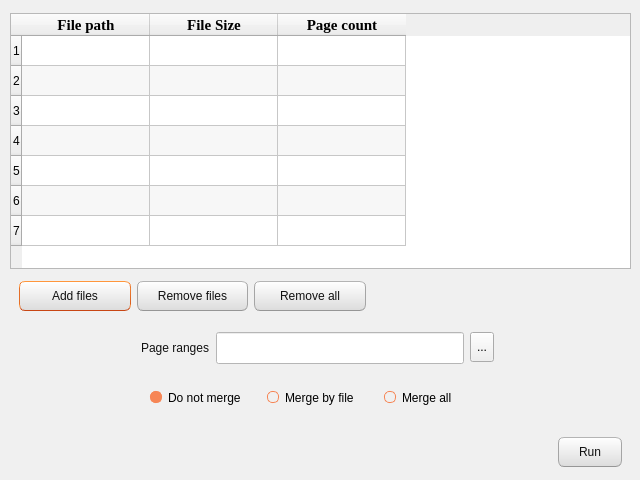
FATelarico/PDFutils, file gui/extract.ui: the form before one commit.
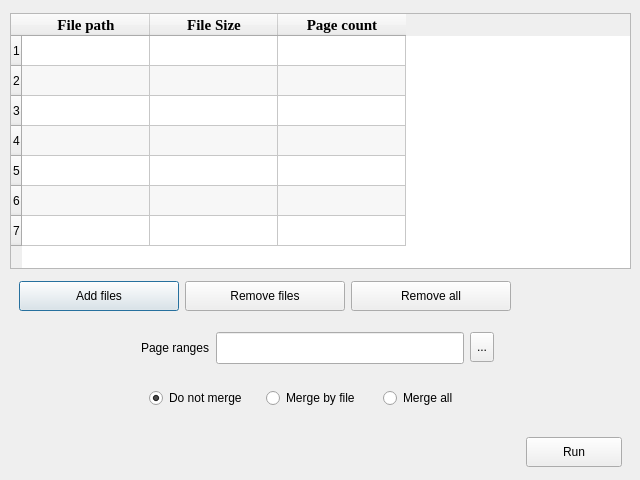
The form after the commit. Icons and pictures are not drawn.

What changed in the file:
```diff
--- a/gui/extract.ui
+++ b/gui/extract.ui
@@ -36,502 +36,7 @@
     <normaloff>:/media/extract.svg</normaloff>:/media/extract.svg</iconset>
   </property>
   <property name="styleSheet">
-   <string notr="true">/*
-Ubuntu Style Sheet for QT Applications
-Author: Jaime A. Quiroga P.
-Company: GTRONICK
-Last updated: 01/10/2021 (dd/mm/yyyy), 15:18.
-Available at: https://github.com/GTRONICK/QSS/blob/master/Ubuntu.qss
-*/
-QMainWindow {
-	background-color:#f0f0f0;
-}
-QCheckBox {
-	padding:2px;
-}
-QCheckBox:hover {
-	border:1px solid rgb(255,150,60);
-	border-radius:4px;
-	padding: 1px;
-	background-color:qlineargradient(spread:pad, x1:0.5, y1:1, x2:0.5, y2:0, stop:0 rgba(190, 90, 50, 50), stop:1 rgba(250, 130, 40, 50));
-}
-QCheckBox::indicator:checked {
-	border:1px solid rgb(246, 134, 86);
-	border-radius:4px;
-  	background-color:rgb(246, 134, 86)
-}
-QCheckBox::indicator:unchecked {
-	border-width:1px solid rgb(246, 134, 86);
-	border-radius:4px;
-  	background-color:rgb(255,255,255);
-}
-QColorDialog {
-	background-color:#f0f0f0;
-}
-QComboBox {
-	color:rgb(81,72,65);
-	background: #ffffff;
-}
-QComboBox:editable {
-	selection-color:rgb(81,72,65);
-	selection-background-color: #ffffff;
-}
-QComboBox QAbstractItemView {
-	selection-color: #ffffff;
-	selection-background-color: rgb(246, 134, 86);
-}
-QComboBox:!editable:on, QComboBox::drop-down:editable:on {
-	color:  #1e1d23;	
-}
-QDateTimeEdit, QDateEdit, QDoubleSpinBox, QFontComboBox {
-	color:rgb(81,72,65);
-	background-color: #ffffff;
-}
-
-QDialog {
-	background-color:#f0f0f0;
-}
-
-QLabel,QLineEdit {
-	color:rgb(17,17,17);
-}
-QLineEdit {
-	background-color:rgb(255,255,255);
-	selection-background-color:rgb(236,116,64);
-}
-QMenuBar {
-	color:rgb(223,219,210);
-	background-color:rgb(65,64,59);
-}
-QMenuBar::item {
-	padding-top:4px;
-	padding-left:4px;
-	padding-right:4px;
-	color:rgb(223,219,210);
-	background-color:rgb(65,64,59);
-}
-QMenuBar::item:selected {
-	color:rgb(255,255,255);
-	padding-top:2px;
-	padding-left:2px;
-	padding-right:2px;
-	border-top-width:2px;
-	border-left-width:2px;
-	border-right-width:2px;
-	border-top-right-radius:4px;
-	border-top-left-radius:4px;
-	border-style:solid;
-	background-color:rgb(65,64,59);
-	border-top-color: rgb(47,47,44);
-	border-right-color: qlineargradient(spread:pad, x1:0, y1:1, x2:1, y2:0, stop:0 rgba(90, 87, 78, 255), stop:1 rgba(47,47,44, 255));
-	border-left-color:  qlineargradient(spread:pad, x1:1, y1:0, x2:0, y2:0, stop:0 rgba(90, 87, 78, 255), stop:1 rgba(47,47,44, 255));
-}
-QMenu {
-	color:rgb(223,219,210);
-	background-color:rgb(65,64,59);
-}
-QMenu::item {
-	color:rgb(223,219,210);
-	padding:4px 10px 4px 20px;
-}
-QMenu::item:selected {
-	color:rgb(255,255,255);
-	background-color: qlineargradient(spread:pad, x1:0.5, y1:1, x2:0.5, y2:0, stop:0 rgba(225, 108, 54, 255), stop:1 rgba(246, 134, 86, 255));
-	border-style:solid;
-	border-width:3px;
-	padding:4px 7px 4px 17px;
-	border-bottom-color:qlineargradient(spread:pad, x1:0.5, y1:1, x2:0.5, y2:0, stop:0 rgba(175,85,48,255), stop:1 rgba(236,114,67, 255));
-	border-top-color:qlineargradient(spread:pad, x1:0.5, y1:1, x2:0.5, y2:0, stop:0 rgba(253,156,113,255), stop:1 rgba(205,90,46, 255));
-	border-right-color:qlineargradient(spread:pad, x1:0, y1:0.5, x2:1, y2:0.5, stop:0 rgba(253,156,113,255), stop:1 rgba(205,90,46, 255));
-	border-left-color:qlineargradient(spread:pad, x1:1, y1:0.5, x2:0, y2:0.5, stop:0 rgba(253,156,113,255), stop:1 rgba(205,90,46, 255));
-}
-QPlainTextEdit {
-	border: 1px solid transparent;
-	color:rgb(17,17,17);
-	selection-background-color:rgb(236,116,64);
-    background-color: #FFFFFF;
-}
-QProgressBar {
-	text-align: center;
-	color: rgb(0, 0, 0);
-	border: 1px inset rgb(150,150,150); 
-	border-radius: 10px;
-	background-color:rgb(221,221,219);
-}
-QProgressBar::chunk:horizontal {
-	background-color: qlineargradient(spread:pad, x1:0.5, y1:1, x2:0.5, y2:0, stop:0 rgba(225, 108, 54, 255), stop:1 rgba(246, 134, 86, 255));
-	border:1px solid;
-	border-radius:8px;
-	border-bottom-color:qlineargradient(spread:pad, x1:0.5, y1:1, x2:0.5, y2:0, stop:0 rgba(175,85,48,255), stop:1 rgba(236,114,67, 255));
-	border-top-color:qlineargradient(spread:pad, x1:0.5, y1:1, x2:0.5, y2:0, stop:0 rgba(253,156,113,255), stop:1 rgba(205,90,46, 255));
-	border-right-color:qlineargradient(spread:pad, x1:0, y1:0.5, x2:1, y2:0.5, stop:0 rgba(253,156,113,255), stop:1 rgba(205,90,46, 255));
-	border-left-color:qlineargradient(spread:pad, x1:1, y1:0.5, x2:0, y2:0.5, stop:0 rgba(253,156,113,255), stop:1 rgba(205,90,46, 255));
-}
-QPushButton{
-	color:rgb(17,17,17);
-	border-width: 1px;
-	border-radius: 6px;
-	border-bottom-color: rgb(150,150,150);
-	border-right-color: rgb(165,165,165);
-	border-left-color: rgb(165,165,165);
-	border-top-color: rgb(180,180,180);
-	border-style: solid;
-	padding: 4px;
-	background-color: qlineargradient(spread:pad, x1:0.5, y1:1, x2:0.5, y2:0, stop:0 rgba(220, 220, 220, 255), stop:1 rgba(255, 255, 255, 255));
-}
-QPushButton:hover{
-	color:rgb(17,17,17);
-	border-width: 1px;
-	border-radius:6px;
-	border-top-color: rgb(255,150,60);
-	border-right-color: qlineargradient(spread:pad, x1:0, y1:1, x2:1, y2:0, stop:0 rgba(200, 70, 20, 255), stop:1 rgba(255,150,60, 255));
-	border-left-color:  qlineargradient(spread:pad, x1:1, y1:0, x2:0, y2:0, stop:0 rgba(200, 70, 20, 255), stop:1 rgba(255,150,60, 255));
-	border-bottom-color: rgb(200,70,20);
-	border-style: solid;
-	padding: 2px;
-	background-color: qlineargradient(spread:pad, x1:0.5, y1:1, x2:0.5, y2:0, stop:0 rgba(220, 220, 220, 255), stop:1 rgba(255, 255, 255, 255));
-}
-QPushButton:default{
-	color:rgb(17,17,17);
-	border-width: 1px;
-	border-radius:6px;
-	border-top-color: rgb(255,150,60);
-	border-right-color: qlineargradient(spread:pad, x1:0, y1:1, x2:1, y2:0, stop:0 rgba(200, 70, 20, 255), stop:1 rgba(255,150,60, 255));
-	border-left-color:  qlineargradient(spread:pad, x1:1, y1:0, x2:0, y2:0, stop:0 rgba(200, 70, 20, 255), stop:1 rgba(255,150,60, 255));
-	border-bottom-color: rgb(200,70,20);
-	border-style: solid;
-	padding: 2px;
-	background-color: qlineargradient(spread:pad, x1:0.5, y1:1, x2:0.5, y2:0, stop:0 rgba(220, 220, 220, 255), stop:1 rgba(255, 255, 255, 255));
-}
-QPushButton:pressed{
-	color:rgb(17,17,17);
-	border-width: 1px;
-	border-radius: 6px;
-	border-width: 1px;
-	border-top-color: rgba(255,150,60,200);
-	border-right-color: qlineargradient(spread:pad, x1:0, y1:1, x2:1, y2:0, stop:0 rgba(200, 70, 20, 255), stop:1 rgba(255,150,60, 200));
-	border-left-color:  qlineargradient(spread:pad, x1:1, y1:0, x2:0, y2:0, stop:0 rgba(200, 70, 20, 255), stop:1 rgba(255,150,60, 200));
-	border-bottom-color: rgba(200,70,20,200);
-	border-style: solid;
-	padding: 2px;
-	background-color: qlineargradient(spread:pad, x1:0.5, y1:0, x2:0.5, y2:1, stop:0 rgba(220, 220, 220, 255), stop:1 rgba(255, 255, 255, 255));
-}
-QPushButton:disabled{
-	color:rgb(174,167,159);
-	border-width: 1px;
-	border-radius: 6px;
-	background-color: qlineargradient(spread:pad, x1:0.5, y1:1, x2:0.5, y2:0, stop:0 rgba(200, 200, 200, 255), stop:1 rgba(230, 230, 230, 255));
-}
-QRadioButton {
-	padding: 1px;
-}
-QRadioButton::indicator:checked {
-	height: 10px;
-	width: 10px;
-	border-style:solid;
-	border-radius:5px;
-	border-width: 1px;
-	border-color: rgba(246, 134, 86, 255);
-	color: #a9b7c6;
-	background-color:rgba(246, 134, 86, 255);
-}
-QRadioButton::indicator:!checked {
-	height: 10px;
-	width: 10px;
-	border-style:solid;
-	border-radius:5px;
-	border-width: 1px;
-	border-color: rgb(246, 134, 86);
-	color: #a9b7c6;
-	background-color: transparent;
-}
-QScrollArea {
-	color: white;
-	background-color:#f0f0f0;
-}
-QSlider::groove {
-	border-style: solid;
-	border-width: 1px;
-	border-color: rgb(207,207,207);
-}
-QSlider::groove:horizontal {
-	height: 5px;
-	background: rgb(246, 134, 86);
-}
-QSlider::groove:vertical {
-	width: 5px;
-	background: rgb(246, 134, 86);
-}
-QSlider::handle:horizontal {
-	background: rgb(253,253,253);
-	border-style: solid;
-	border-width: 1px;
-	border-color: rgb(207,207,207);
-	width: 12px;
-	margin: -5px 0;
-	border-radius: 7px;
-}
-QSlider::handle:vertical {
-	background: rgb(253,253,253);
-	border-style: solid;
-	border-width: 1px;
-	border-color: rgb(207,207,207);
-	height: 12px;
-	margin: 0 -5px;
-	border-radius: 7px;
-}
-QSlider::add-page:horizontal, QSlider::add-page:vertical {
- 	background: white;
-}
-QSlider::sub-page:horizontal, QSlider::sub-page:vertical {
-	background: rgb(246, 134, 86);
-}
-QStatusBar, QSpinBox {
-	color:rgb(81,72,65);
-}
-QSpinBox {
-	background-color: #ffffff;
-}
-QScrollBar:horizontal {
-	max-height: 20px;
-	border: 1px transparent;
-	margin: 0px 20px 0px 20px;
-}
-QScrollBar::handle:horizontal {
-	background: rgb(253,253,253);
-	border: 1px solid rgb(207,207,207);
-	border-radius: 7px;
-	min-width: 25px;
-}
-QScrollBar::handle:horizontal:hover {
-	background: rgb(253,253,253);
-	border: 1px solid rgb(255,150,60);
-	border-radius: 7px;
-	min-width: 25px;
-}
-QScrollBar::add-line:horizontal {
-  	border: 1px solid rgb(207,207,207);
-  	border-top-right-radius: 7px;
-  	border-top-left-radius: 7px;
-  	border-bottom-right-radius: 7px;
-  	background: rgb(255, 255, 255);
-  	width: 20px;
-  	subcontrol-position: right;
-  	subcontrol-origin: margin;
-}
-QScrollBar::add-line:horizontal:hover {
-  	border: 1px solid rgb(255,150,60);
-  	border-top-right-radius: 7px;
-  	border-top-left-radius: 7px;
-  	border-bottom-right-radius: 7px;
-  	background: rgb(255, 255, 255);
-  	width: 20px;
-  	subcontrol-position: right;
-  	subcontrol-origin: margin;
-}
-QScrollBar::add-line:horizontal:pressed {
-  	border: 1px solid grey;
-  	border-top-left-radius: 7px;
-  	border-top-right-radius: 7px;
-  	border-bottom-right-radius: 7px;
-  	background: rgb(231,231,231);
-  	width: 20px;
-  	subcontrol-position: right;
-  	subcontrol-origin: margin;
-}
-QScrollBar::sub-line:horizontal {
-  	border: 1px solid rgb(207,207,207);
-  	border-top-right-radius: 7px;
-  	border-top-left-radius: 7px;
-  	border-bottom-left-radius: 7px;
-  	background: rgb(255, 255, 255);
-  	width: 20px;
-  	subcontrol-position: left;
-  	subcontrol-origin: margin;
-}
-QScrollBar::sub-line:horizontal:hover {
-  	border: 1px solid rgb(255,150,60);
-  	border-top-right-radius: 7px;
-  	border-top-left-radius: 7px;
-  	border-bottom-left-radius: 7px;
-  	background: rgb(255, 255, 255);
-  	width: 20px;
-  	subcontrol-position: left;
-  	subcontrol-origin: margin;
-}
-QScrollBar::sub-line:horizontal:pressed {
-  	border: 1px solid grey;
-  	border-top-right-radius: 7px;
-  	border-top-left-radius: 7px;
-  	border-bottom-left-radius: 7px;
-  	background: rgb(231,231,231);
-  	width: 20px;
-  	subcontrol-position: left;
-  	subcontrol-origin: margin;
-}
-QScrollBar::left-arrow:horizontal {
-  	border: 1px transparent grey;
-  	border-top-left-radius: 3px;
-  	border-bottom-left-radius: 3px;
-  	width: 6px;
-  	height: 6px;
-  	background: rgb(230,230,230);
-}
-QScrollBar::right-arrow:horizontal {
-	border: 1px transparent grey;
-	border-top-right-radius: 3px;
-	border-bottom-right-radius: 3px;
-  	width: 6px;
-  	height: 6px;
- 	background: rgb(230,230,230);
-}
-QScrollBar::add-page:horizontal, QScrollBar::sub-page:horizontal {
- 	background: none;
-} 
-QScrollBar:vertical {
-	max-width: 20px;
-	border: 1px transparent grey;
-	margin: 20px 0px 20px 0px;
-}
-QScrollBar::add-line:vertical {
-	border: 1px solid;
-	border-color: rgb(207,207,207);
-	border-bottom-right-radius: 7px;
-	border-bottom-left-radius: 7px;
-	border-top-left-radius: 7px;
-	background: rgb(255, 255, 255);
-  	height: 20px;
-  	subcontrol-position: bottom;
-  	subcontrol-origin: margin;
-}
-QScrollBar::add-line:vertical:hover {
-  	border: 1px solid;
-  	border-color: rgb(255,150,60);
-  	border-bottom-right-radius: 7px;
-  	border-bottom-left-radius: 7px;
-  	border-top-left-radius: 7px;
-  	background: rgb(255, 255, 255);
-  	height: 20px;
-  	subcontrol-position: bottom;
-  	subcontrol-origin: margin;
-}
-QScrollBar::add-line:vertical:pressed {
-  	border: 1px solid grey;
-  	border-bottom-left-radius: 7px;
-  	border-bottom-right-radius: 7px;
-  	border-top-left-radius: 7px;
-  	background: rgb(231,231,231);
-  	height: 20px;
-  	subcontrol-position: bottom;
-  	subcontrol-origin: margin;
-}
-QScrollBar::sub-line:vertical {
-  	border: 1px solid rgb(207,207,207);
-  	border-top-right-radius: 7px;
-  	border-top-left-radius: 7px;
-  	border-bottom-left-radius: 7px;
-  	background: rgb(255, 255, 255);
-  	height: 20px;
-  	subcontrol-position: top;
-  	subcontrol-origin: margin;
-}
-QScrollBar::sub-line:vertical:hover {
-  	border: 1px solid rgb(255,150,60);
-  	border-top-right-radius: 7px;
-  	border-top-left-radius: 7px;
-  	border-bottom-left-radius: 7px;
-	background: rgb(255, 255, 255);
-  	height: 20px;
-  	subcontrol-position: top;
-  	subcontrol-origin: margin;
-}
-QScrollBar::sub-line:vertical:pressed {
-  	border: 1px solid grey;
-  	border-top-left-radius: 7px;
-  	border-top-right-radius: 7px;
-  	background: rgb(231,231,231);
- 	height: 20px;
-  	subcontrol-position: top;
-  	subcontrol-origin: margin;
-}
-QScrollBar::handle:vertical {
-	background: rgb(253,253,253);
-	border: 1px solid rgb(207,207,207);
-	border-radius: 7px;
-	min-height: 25px;
-}
-QScrollBar::handle:vertical:hover {
-	background: rgb(253,253,253);
-	border: 1px solid rgb(255,150,60);
-	border-radius: 7px;
-	min-height: 25px;
-}
-QScrollBar::up-arrow:vertical {
-	border: 1px transparent grey;
-  	border-top-left-radius: 3px;
-	border-top-right-radius: 3px;
-  	width: 6px;
-  	height: 6px;
-  	background: rgb(230,230,230);
-}
-QScrollBar::down-arrow:vertical {
-  	border: 1px transparent grey;
-  	border-bottom-left-radius: 3px;
-  	border-bottom-right-radius: 3px;
-  	width: 6px;
-  	height: 6px;
-  	background: rgb(230,230,230);
-}
-QScrollBar::add-page:vertical, QScrollBar::sub-page:vertical {
-  	background: none;
-}
-QTabWidget {
-	color:rgb(0,0,0);
-	background-color:rgb(247,246,246);
-}
-QTabWidget::pane {
-	border-color: rgb(180,180,180);
-	background-color:rgb(247,246,246);
-	border-style: solid;
-	border-width: 1px;
-  	border-radius: 6px;
-}
-QTabBar::tab {
-	padding-left:4px;
-	padding-right:4px;
-	padding-bottom:2px;
-	padding-top:2px;
-	color:rgb(81,72,65);
-  	background-color: qlineargradient(spread:pad, x1:0.5, y1:1, x2:0.5, y2:0, stop:0 rgba(221,218,217,255), stop:1 rgba(240,239,238,255));
-	border-style: solid;
-	border-width: 1px;
-  	border-top-right-radius:4px;
-	border-top-left-radius:4px;
-	border-top-color: rgb(180,180,180);
-	border-left-color: rgb(180,180,180);
-	border-right-color: rgb(180,180,180);
-	border-bottom-color: transparent;
-}
-QTabBar::tab:selected, QTabBar::tab:last:selected, QTabBar::tab:hover {
-  	background-color:rgb(247,246,246);
-  	margin-left: 0px;
-  	margin-right: 1px;
-}
-QTabBar::tab:!selected {
-	margin-top: 1px;
-	margin-right: 1px;
-}
-QTextEdit {
-	border-width: 1px;
-	border-style: solid;
-	border-color:transparent;
-	color:rgb(17,17,17);
-	selection-background-color:rgb(236,116,64);
-}
-QTimeEdit, QToolBox, QToolBox::tab, QToolBox::tab:selected {
-	color:rgb(81,72,65);
-	background-color: #ffffff;
-}</string>
+   <string notr="true"/>
   </property>
   <widget class="QWidget" name="layoutWidget">
    <property name="geometry">
@@ -672,13 +177,13 @@
         <widget class="QPushButton" name="btn25a">
          <property name="minimumSize">
           <size>
-           <width>96</width>
+           <width>160</width>
            <height>24</height>
           </size>
          </property>
          <property name="maximumSize">
           <size>
-           <width>128</width>
+           <width>256</width>
            <height>32</height>
           </size>
          </property>
@@ -698,13 +203,13 @@
         <widget class="QPushButton" name="btn25b">
          <property name="minimumSize">
           <size>
-           <width>96</width>
+           <width>160</width>
            <height>24</height>
           </size>
          </property>
          <property name="maximumSize">
           <size>
-           <width>128</width>
+           <width>256</width>
            <height>32</height>
           </size>
          </property>
@@ -721,13 +226,13 @@
         <widget class="QPushButton" name="btn25c">
          <property name="minimumSize">
           <size>
-           <width>96</width>
+           <width>160</width>
            <height>24</height>
           </size>
          </property>
          <property name="maximumSize">
           <size>
-           <width>128</width>
+           <width>256</width>
            <height>32</height>
           </size>
          </property>
@@ -1047,13 +552,13 @@
         <widget class="QPushButton" name="btn28">
          <property name="minimumSize">
           <size>
-           <width>64</width>
+           <width>96</width>
            <height>24</height>
           </size>
          </property>
          <property name="maximumSize">
           <size>
-           <width>64</width>
+           <width>128</width>
            <height>32</height>
           </size>
          </property>
```
